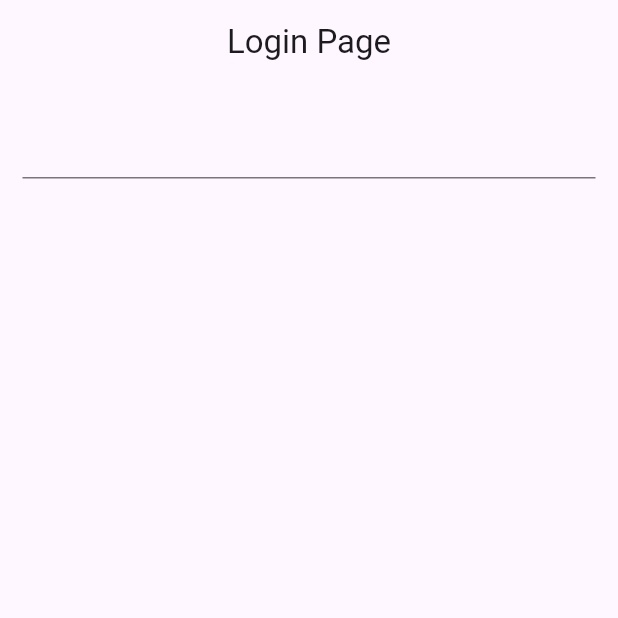
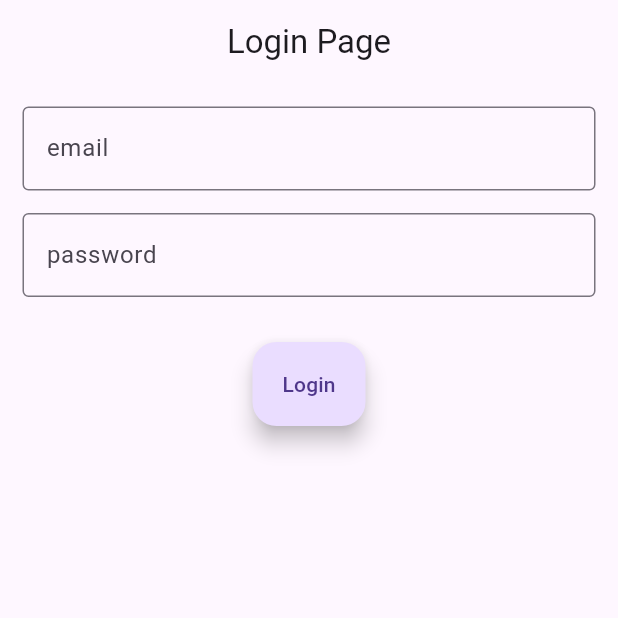
Before and after one commit to adrielhenry33/arq-app-practice, a Flutter app: the screen it shows after launch, on a phone screen of 412 x 824 dp, the top half of it. Run offline on Flutter 3.47's test engine with Material 3 defaults, Android fonts, the phone set to English and light mode, and no system bars; our stand-ins replace flutter_modular, shared_preferences.

Commit message:
feat: tela de login com rota nomeada para a home

```diff
--- a/lib/app/app_module.dart
+++ b/lib/app/app_module.dart
@@ -27,6 +27,6 @@ class AppModule extends Module {
   @override
   void routes(r){
     r.child('/', child: (context) => LoginPage());
-    r.child('/', child: (context) => HomePage());
+    r.child('/home', child: (context) => HomePage());
   }
 }
--- a/lib/app/pages/login/login_page.dart
+++ b/lib/app/pages/login/login_page.dart
@@ -1,4 +1,5 @@
 import 'package:flutter/material.dart';
+import 'package:flutter_modular/flutter_modular.dart';
 
 //Quando temos uma view que compreende uma tela inteira nos podemos chamar esta
 // page de view
@@ -17,9 +18,35 @@ class _LoginPageState extends State<LoginPage> {
       appBar: AppBar(title: Text("Login Page"), centerTitle: true),
       body: Padding(
         padding: EdgeInsets.all(15),
-        child: Column(children: [
-          TextField(decoration: InputDecoration()),
-      ],),
+        child: Column(
+          children: [
+            TextField(
+              decoration: InputDecoration(
+                border: OutlineInputBorder(),
+                label: Text('email'),
+              ),
+            ),
+
+            SizedBox(height: 15),
+
+            TextField(
+              decoration: InputDecoration(
+                border: OutlineInputBorder(),
+                label: Text('password'),
+              ),
+            ),
+
+            SizedBox(height: 30),
+
+            FloatingActionButton.extended(
+              onPressed: () {
+                Modular.to.pushReplacementNamed('/home');
+              },
+              isExtended: true,
+              label: Text('Login'),
+            ),
+          ],
+        ),
       ),
     );
   }
```
